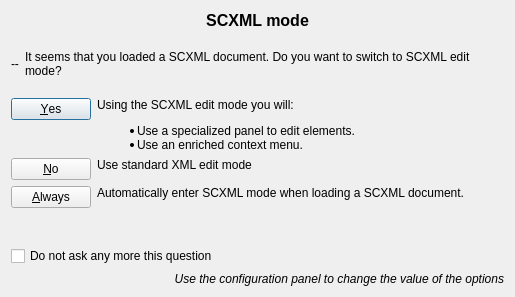
Before: the Qt Designer form src/modules/specialized/scxml/scxmlautomodedialog.ui in lbellonda/qxmledit, drawn with Qt 5.
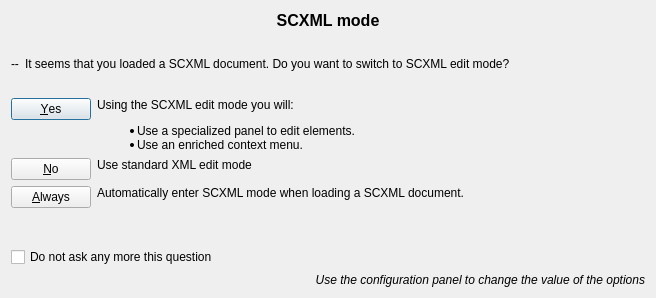
After: the same form once the commit is applied. Icons and pictures are not drawn.

What changed in the file:
```diff
--- a/src/modules/specialized/scxml/scxmlautomodedialog.ui
+++ b/src/modules/specialized/scxml/scxmlautomodedialog.ui
@@ -6,8 +6,8 @@
    <rect>
     <x>0</x>
     <y>0</y>
-    <width>515</width>
-    <height>297</height>
+    <width>656</width>
+    <height>298</height>
    </rect>
   </property>
   <property name="windowTitle">
```
